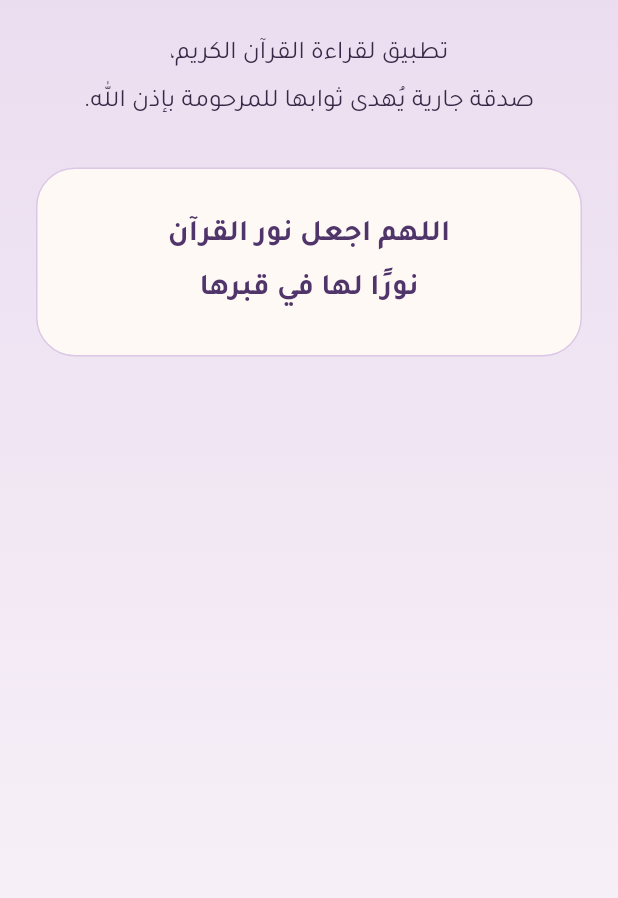
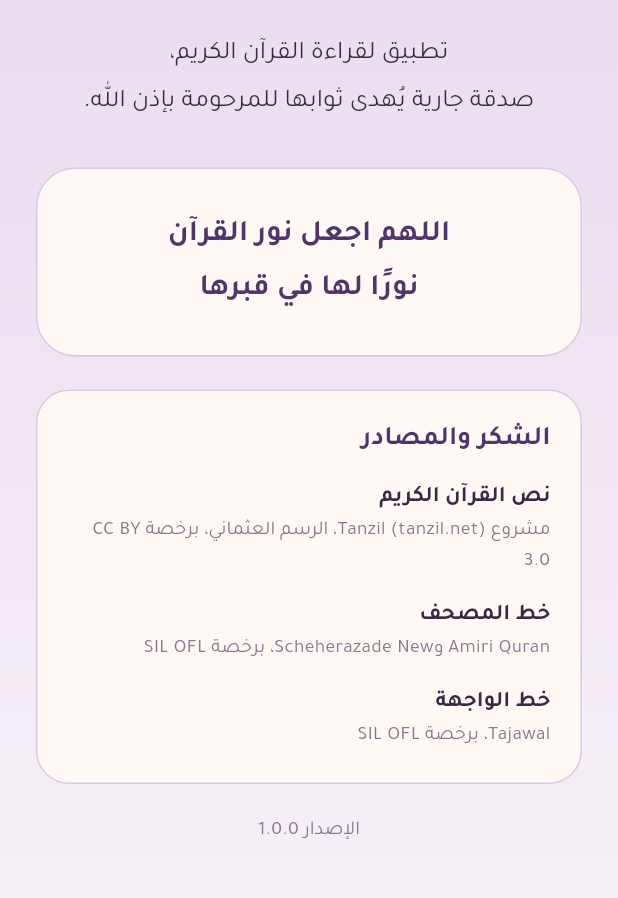
Before and after one commit to RazanAlmadan/Noor-Laha, a Flutter app: the AppShell screen opened directly, after a tap on the "settings" icon, after a tap on "عن التطبيق", on a phone screen of 412 x 824 dp, the part 209-1107 px from its top. Run offline on Flutter 3.47's test engine with Material 3 defaults, Android fonts, the phone set to English and light mode, and no system bars; our stand-ins replace scrollable_positioned_list, share_plus, shared_preferences, vibration, wakelock_plus; accounts and stored records are empty.

Commit message:
setting page

```diff
--- a/lib/main.dart
+++ b/lib/main.dart
@@ -3,6 +3,7 @@ import 'package:flutter/services.dart';
 
 import 'dart:async';
 
+import 'core/app_settings.dart';
 import 'core/app_colors.dart';
 import 'core/app_theme.dart';
 import 'core/saved_items.dart';
@@ -29,6 +30,7 @@ Future<void> main() async {
   await loadThemeMode();
   await loadTasbih();
   await loadWird();
+  await loadAppSettings();
 
   // The dedication page shows once a day.
   final bool showDedication = await shouldShowDedication();
--- a/lib/screens/about_screen.dart
+++ b/lib/screens/about_screen.dart
@@ -1,5 +1,6 @@
 import 'package:flutter/material.dart';
 import '../core/app_colors.dart';
+import '../core/app_settings.dart';
 
 // About screen.
 // NOTE: the wording below is a placeholder.
@@ -84,6 +85,18 @@ class AboutScreen extends StatelessWidget {
                   ),
                 ),
               ),
+              const SizedBox(height: 22),
+
+              const _CreditsCard(),
+
+              const SizedBox(height: 22),
+
+              // App version.
+              Text(
+                'الإصدار $kAppVersion',
+                textAlign: TextAlign.center,
+                style: TextStyle(color: colors.mutedText, fontSize: 13),
+              ),
             ],
           ),
         ),
@@ -91,3 +104,69 @@ class AboutScreen extends StatelessWidget {
     );
   }
 }
+// Thanks and sources: required attribution for the Quran text and fonts.
+class _CreditsCard extends StatelessWidget {
+  const _CreditsCard();
+
+  @override
+  Widget build(BuildContext context) {
+    final colors = context.colors;
+
+    const List<(String, String)> items = [
+      (
+      'نص القرآن الكريم',
+      'مشروع Tanzil (tanzil.net)، الرسم العثماني، برخصة CC BY 3.0',
+      ),
+      (
+      'خط المصحف',
+      'Amiri Quran وScheherazade New، برخصة SIL OFL',
+      ),
+      (
+      'خط الواجهة',
+      'Tajawal، برخصة SIL OFL',
+      ),
+    ];
+
+    return Container(
+      padding: const EdgeInsets.all(20),
+      decoration: BoxDecoration(
+        color: colors.card,
+        borderRadius: BorderRadius.circular(22),
+        border: Border.all(color: colors.border),
+      ),
+      child: Column(
+        crossAxisAlignment: CrossAxisAlignment.start,
+        children: [
+          Text(
+            'الشكر والمصادر',
+            style: TextStyle(
+              color: colors.title,
+              fontSize: 18,
+              fontWeight: FontWeight.bold,
+            ),
+          ),
+          for (final (String title, String source) in items) ...[
+            const SizedBox(height: 14),
+            Text(
+              title,
+              style: TextStyle(
+                color: colors.bodyText,
+                fontSize: 15,
+                fontWeight: FontWeight.bold,
+              ),
+            ),
+            const SizedBox(height: 2),
+            Text(
+              source,
+              style: TextStyle(
+                color: colors.mutedText,
+                fontSize: 13,
+                height: 1.6,
+              ),
+            ),
+          ],
+        ],
+      ),
+    );
+  }
+}
--- a/lib/screens/more_screen.dart
+++ b/lib/screens/more_screen.dart
@@ -1,22 +1,17 @@
 import 'package:flutter/material.dart';
+import 'package:flutter/services.dart';
+import 'package:share_plus/share_plus.dart';
+import 'package:url_launcher/url_launcher.dart';
+
 import '../core/app_colors.dart';
+import '../core/app_settings.dart';
 import '../core/theme_controller.dart';
 import 'about_screen.dart';
 import 'favorites_screen.dart';
 
-// "More" tab: favorites, theme, settings and about.
+// "More" tab: favorites, theme, reading options, share, contact and about.
 class MoreScreen extends StatelessWidget {
   const MoreScreen({super.key});
-
-  // Temporary message for screens that are not built yet.
-  void _showSoon(BuildContext context) {
-    ScaffoldMessenger.of(context).showSnackBar(
-      const SnackBar(
-        content: Text('سنجهز هذه الصفحة قريبًا بإذن الله'),
-        behavior: SnackBarBehavior.floating,
-      ),
-    );
-  }
 
   // Cycle the theme: system -> light -> dark -> system.
   void _cycleTheme() {
@@ -41,6 +36,38 @@ class MoreScreen extends StatelessWidget {
       ThemeMode.light => Icons.light_mode_rounded,
       ThemeMode.dark => Icons.dark_mode_rounded,
     };
+  }
+
+  // Opens the share sheet with a short text (and the store link, once set).
+  Future<void> _shareApp() async {
+    final String text =
+    kShareLink.isEmpty ? kShareText : '$kShareText\n$kShareLink';
+    await SharePlus.instance.share(ShareParams(text: text));
+  }
+
+  // Opens the mail app. If there is none, copies the address instead.
+  Future<void> _contactUs(BuildContext context) async {
+    final Uri uri = Uri.parse(
+      'mailto:$kContactEmail'
+          '?subject=${Uri.encodeComponent('تواصل بخصوص تطبيق نور لها')}',
+    );
+
+    bool opened = false;
+    try {
+      opened = await launchUrl(uri);
+    } catch (_) {
+      opened = false;
+    }
+    if (opened || !context.mounted) return;
+
+    await Clipboard.setData(const ClipboardData(text: kContactEmail));
+    if (!context.mounted) return;
+    ScaffoldMessenger.of(context).showSnackBar(
+      const SnackBar(
+        content: Text('لم نجد تطبيق بريد، نسخنا العنوان لك: $kContactEmail'),
+        behavior: SnackBarBehavior.floating,
+      ),
+    );
   }
 
   @override
@@ -102,11 +129,39 @@ class MoreScreen extends StatelessWidget {
 
             const SizedBox(height: 12),
 
+            // Keep the screen on while reading the Quran.
+            ValueListenableBuilder<bool>(
+              valueListenable: keepScreenOnNotifier,
+              builder: (context, on, _) {
+                return _MoreTile(
+                  icon: Icons.light_mode_outlined,
+                  title: 'إبقاء الشاشة مضاءة',
+                  subtitle: 'أثناء القراءة في المصحف',
+                  onTap: () => setKeepScreenOn(!on),
+                  trailing: Switch(
+                    value: on,
+                    onChanged: setKeepScreenOn,
+                  ),
+                );
+              },
+            ),
+
+            const SizedBox(height: 12),
+
             _MoreTile(
-              icon: Icons.settings_outlined,
-              title: 'الإعدادات',
-              subtitle: 'حجم الخط وغيرها',
-              onTap: () => _showSoon(context),
+              icon: Icons.ios_share_rounded,
+              title: 'مشاركة التطبيق',
+              subtitle: 'شاركيه صدقة جارية',
+              onTap: _shareApp,
+            ),
+
+            const SizedBox(height: 12),
+
+            _MoreTile(
+              icon: Icons.mail_outline_rounded,
+              title: 'تواصل معنا',
+              subtitle: 'اقتراح أو ملاحظة',
+              onTap: () => _contactUs(context),
             ),
 
             const SizedBox(height: 12),
@@ -130,18 +185,20 @@ class MoreScreen extends StatelessWidget {
   }
 }
 
-// One row in the "More" list.
+// One row in the "More" list. [trailing] replaces the arrow (for a switch).
 class _MoreTile extends StatelessWidget {
   final IconData icon;
   final String title;
   final String subtitle;
   final VoidCallback onTap;
+  final Widget? trailing;
 
   const _MoreTile({
     required this.icon,
     required this.title,
     required this.subtitle,
     required this.onTap,
+    this.trailing,
   });
 
   @override
@@ -196,11 +253,12 @@ class _MoreTile extends StatelessWidget {
                 ),
               ),
 
-              Icon(
-                Icons.arrow_forward_ios_rounded,
-                color: colors.accent,
-                size: 16,
-              ),
+              trailing ??
+                  Icon(
+                    Icons.arrow_forward_ios_rounded,
+                    color: colors.accent,
+                    size: 16,
+                  ),
             ],
           ),
         ),
--- a/lib/screens/wird_screen.dart
+++ b/lib/screens/wird_screen.dart
@@ -123,14 +123,14 @@ Future<void> showWirdNoticeIfNeeded(BuildContext context) async {
   if (wird.type == WirdType.khatma) {
     final int left = wird.daysLeft(now) ?? 0;
     text = left > 0
-        ? 'بقي من وردك السابق $missed. أعدنا حساب وردك، '
+        ? 'فاتك $missed. أعدنا حساب وردك، '
         'وباقي ${_daysText(left)} على نهاية الختمة، '
         'فورد اليوم $today ($range).'
-        : 'بقي من وردك السابق $missed. انتهت المدة التي حددتها، ويمكنك '
+        : 'فاتك $missed. انتهت المدة التي حددتها، ويمكنك '
         'إكمال الختمة بنفس الوتيرة، وورد اليوم $today ($range).';
   } else {
     final DateTime? end = wird.plannedEnd(now);
-    text = 'بقي من وردك السابق $missed. سنكمل من حيث توقفت، '
+    text = 'فاتك $missed. سنكمل من حيث توقفت، '
         'وورد اليوم $range'
         '${end == null ? '' : '، وصار موعد انتهاء الختمة المتوقع ${_formatDate(end)}'}.';
   }
--- a/pubspec.yaml
+++ b/pubspec.yaml
@@ -37,6 +37,9 @@ dependencies:
   shared_preferences: ^2.5.6
   scrollable_positioned_list: ^0.3.8
   vibration: ^3.2.1
+  wakelock_plus: ^1.8.2
+  share_plus: ^13.3.1
+  url_launcher: ^6.3.3
 
 dev_dependencies:
   flutter_test:
```
Also changed, not shown: lib/core/app_settings.dart (added, +33 -0 lines), lib/core/wird_data.dart (+11 -2 lines), lib/screens/reader_screen.dart (+16 -0 lines), pubspec.lock.
